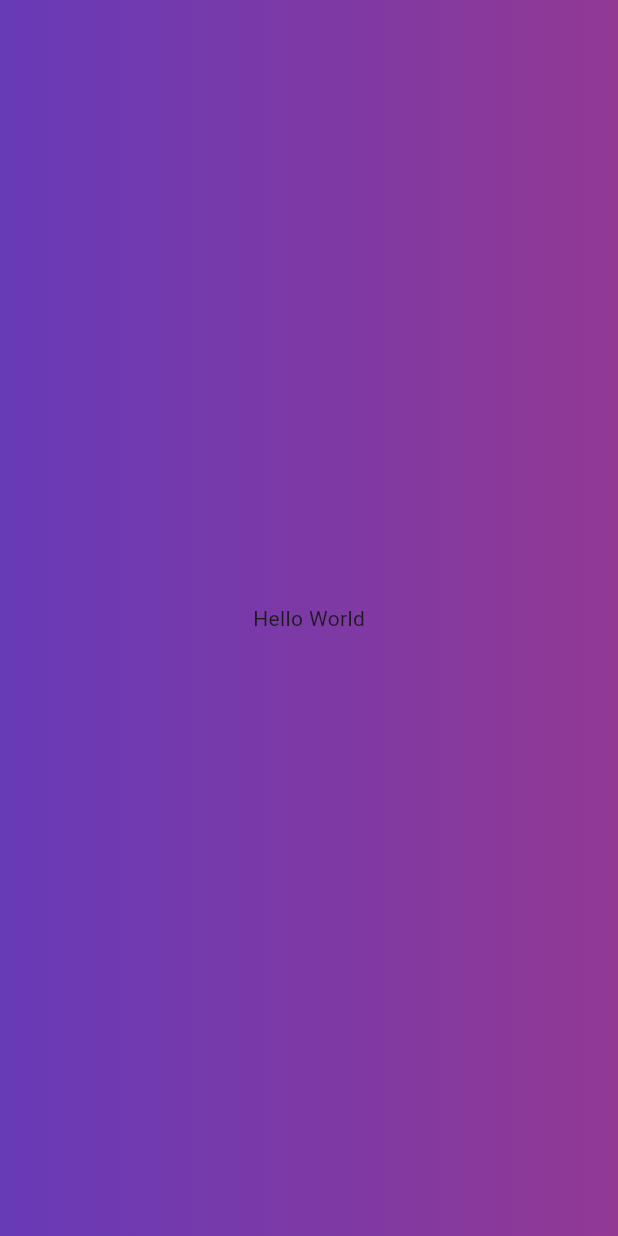
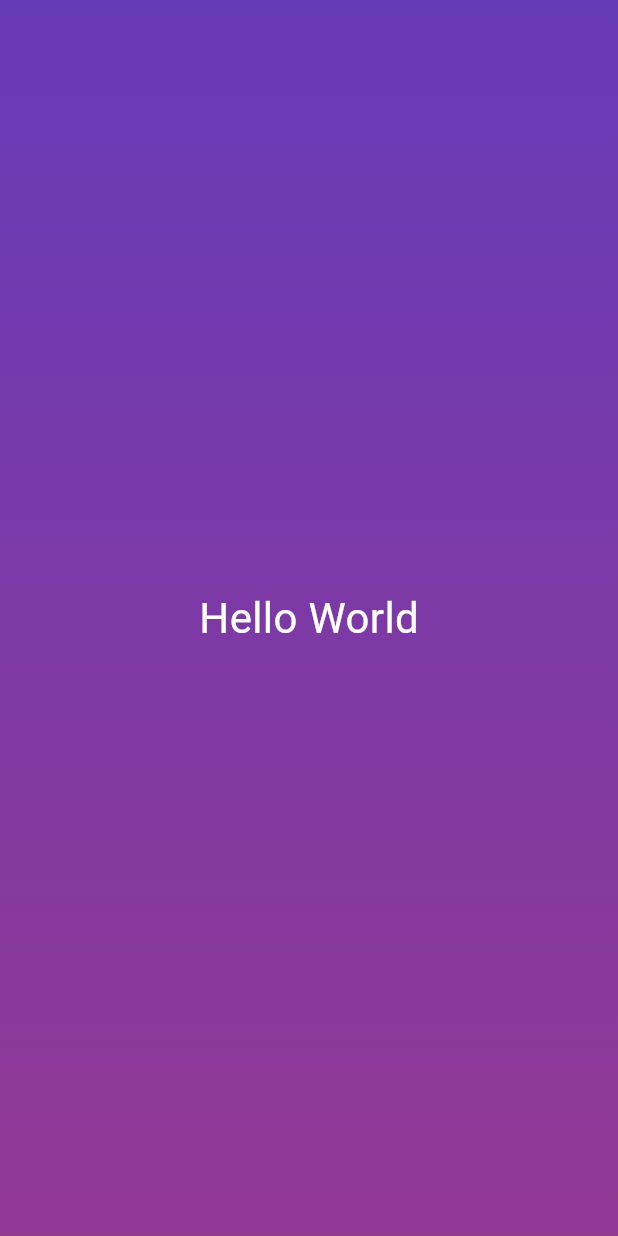
Before and after one commit to k-0107/first_flutter, a Flutter app: the screen it shows after launch, on a phone screen of 412 x 824 dp. Run offline on Flutter 3.47's test engine with Material 3 defaults, Android fonts, the phone set to English and light mode, and no system bars.

Commit message:
カスタムウィジェットの作成、ファイル分割

```diff
--- /dev/null
+++ b/lib/gradient_container.dart
@@ -0,0 +1,27 @@
+import 'package:flutter/material.dart';
+import 'package:first_app/text_with_style.dart';
+
+var startAlignment = Alignment.topRight;
+var endAlignment = Alignment.bottomRight;
+
+class GradientContainer extends StatelessWidget {
+  const GradientContainer({super.key});
+  @override
+  Widget build(BuildContext context) {
+    return Container(
+      decoration: BoxDecoration(
+        gradient: LinearGradient(
+          colors: const [
+            Colors.deepPurple,
+            Color.fromARGB(255, 146, 57, 148),
+          ],
+          begin: startAlignment,
+          end: endAlignment,
+        ),
+      ),
+      child: const Center(
+        child: TextWithStyle(),
+      ),
+    );
+  }
+}
--- a/lib/main.dart
+++ b/lib/main.dart
@@ -1,23 +1,10 @@
 import 'package:flutter/material.dart';
+import 'package:first_app/gradient_container.dart';
 
 void main() {
   runApp(
-    MaterialApp(
-      home: Scaffold(
-        body: Container(
-          decoration: const BoxDecoration(
-            gradient: LinearGradient(
-              colors: [
-                Colors.deepPurple,
-                const Color.fromARGB(255, 146, 57, 148),
-              ],
-            ),
-          ),
-          child: const Center(
-            child: Text("Hello World"),
-          ),
-        ),
-      ),
+    const MaterialApp(
+      home: Scaffold(body: GradientContainer()),
     ),
   );
 }
--- /dev/null
+++ b/lib/text_with_style.dart
@@ -0,0 +1,15 @@
+import 'package:flutter/material.dart';
+
+class TextWithStyle extends StatelessWidget {
+  const TextWithStyle({super.key});
+  @override
+  Widget build(BuildContext context) {
+    return const Text(
+      "Hello World",
+      style: TextStyle(
+        color: Colors.white,
+        fontSize: 28,
+      ),
+    );
+  }
+}
```
